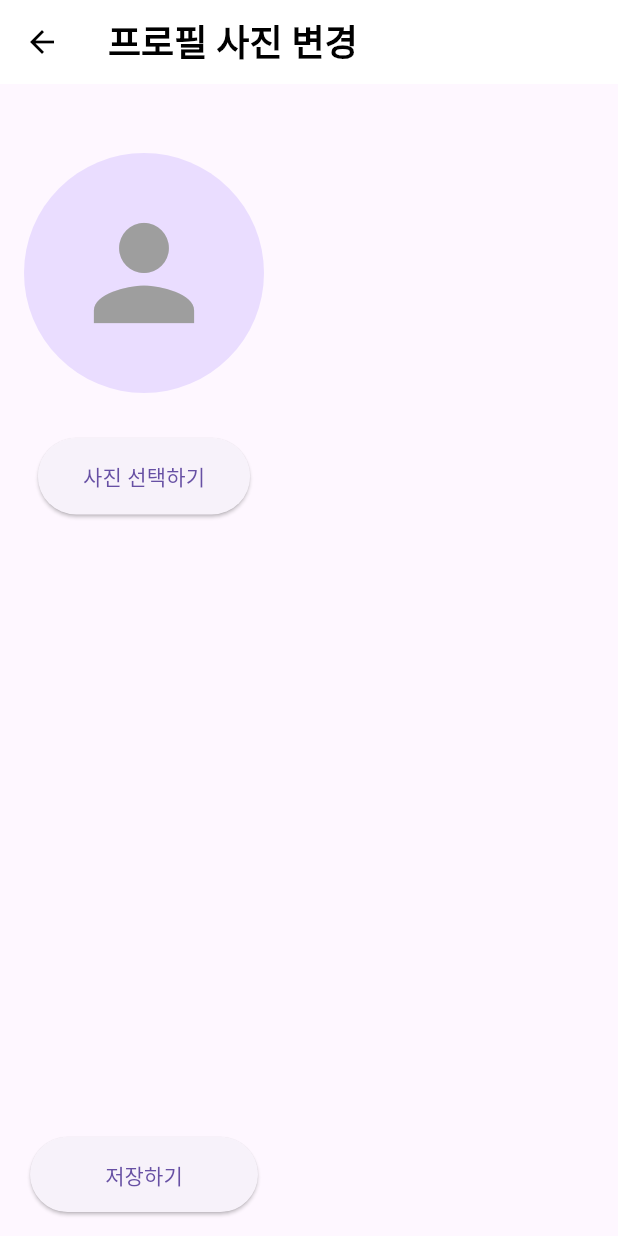
After one commit to Dream-no24/hanzzan, a Flutter app: the ProfileImageEditScreen screen opened directly, after a tap on "사진 선택하기", on a phone screen of 412 x 824 dp. The commit adds this screen. Run offline on Flutter 3.47's test engine with Material 3 defaults, Android fonts, the phone set to English and light mode, and no system bars; our stand-ins replace image_picker, shared_preferences; accounts and stored records are empty.

Commit message:
FEAT: Implement of Profile Image Add Screen

```diff
--- a/lib/mainScreenDir/profile_edit_screen.dart
+++ b/lib/mainScreenDir/profile_edit_screen.dart
@@ -2,6 +2,7 @@
 
 import 'package:flutter/material.dart';
 import 'package:hanzzan/mainScreenDir/main_screen.dart';
+import 'package:hanzzan/mainScreenDir/profile_image_edit_screen.dart';
 
 class ProfileEditScreen extends StatelessWidget {
   @override
@@ -57,8 +58,16 @@ class ProfileEditScreen extends StatelessWidget {
                     Icons.person,
                     size: 100,
                   ),
-                  onPressed: () {}, // 프로필 사진 변경 기능은 나중에 구현
-                ),
+                  onPressed: () async {
+                    final result = await Navigator.push(
+                      context,
+                      MaterialPageRoute(builder: (context) => ProfileImageEditScreen()),
+                    );
+                    if (result != null) {
+                      // 프로필 이미지가 선택되었으면 이를 반영하는 로직 추가
+                      // 예: setState()를 호출해서 화면 갱신하기
+                    }
+                  },                ),
               ),
 
               SizedBox(height: 30),
--- /dev/null
+++ b/lib/mainScreenDir/profile_image_edit_screen.dart
@@ -0,0 +1,81 @@
+// 사용자가 프로필 사진을 변경하는 화면입니다.
+
+import 'package:flutter/material.dart';
+import 'package:image_picker/image_picker.dart';
+import 'dart:io';
+
+class ProfileImageEditScreen extends StatefulWidget {
+  @override
+  _ProfileImageEditScreenState createState() => _ProfileImageEditScreenState();
+}
+
+class _ProfileImageEditScreenState extends State<ProfileImageEditScreen> {
+  File? _selectedImage;
+  final ImagePicker _picker = ImagePicker();
+
+  Future<void> _pickImage() async {
+    final pickedFile = await _picker.pickImage(source: ImageSource.gallery);
+    if (pickedFile != null) {
+      setState(() {
+        _selectedImage = File(pickedFile.path);
+      });
+    }
+  }
+
+  @override
+  Widget build(BuildContext context) {
+    return Scaffold(
+      appBar: AppBar(
+        automaticallyImplyLeading: true,
+        backgroundColor: Colors.white,
+        title: Text(
+          '프로필 사진 변경',
+          style: TextStyle(fontSize: 24, fontWeight: FontWeight.bold, color: Colors.black),
+        ),
+        iconTheme: IconThemeData(color: Colors.black),
+      ),
+      body: Padding(
+        padding: const EdgeInsets.all(16.0),
+        child: Column(
+          crossAxisAlignment: CrossAxisAlignment.center,
+          children: [
+            SizedBox(height: 30),
+            // 선택한 프로필 사진 보여주기
+            CircleAvatar(
+              radius: 80,
+              backgroundImage: _selectedImage != null ? FileImage(_selectedImage!) : null,
+              child: _selectedImage == null
+                  ? Icon(
+                Icons.person,
+                size: 100,
+                color: Colors.grey,
+              )
+                  : null,
+            ),
+            SizedBox(height: 30),
+            // 사진 변경 버튼
+            ElevatedButton(
+              onPressed: _pickImage,
+              child: Text('사진 선택하기'),
+              style: ElevatedButton.styleFrom(
+                padding: EdgeInsets.symmetric(horizontal: 30, vertical: 15),
+              ),
+            ),
+            Spacer(),
+            // 저장 버튼
+            ElevatedButton(
+              onPressed: () {
+                // 프로필 사진 저장 기능 (나중에 구현)
+                Navigator.pop(context, _selectedImage);
+              },
+              child: Text('저장하기'),
+              style: ElevatedButton.styleFrom(
+                padding: EdgeInsets.symmetric(horizontal: 50, vertical: 15),
+              ),
+            ),
+          ],
+        ),
+      ),
+    );
+  }
+}
--- a/pubspec.yaml
+++ b/pubspec.yaml
@@ -32,6 +32,7 @@ dependencies:
     sdk: flutter
 
   http: ^0.13.4
+  image_picker: ^0.8.4+2
 
   # room_screen에서 사용자의 참가 상태를 그대로 유지시키기 위한 패키지.
   shared_preferences: ^2.0.6
```
Also changed, not shown: pubspec.lock, 11 other files.
